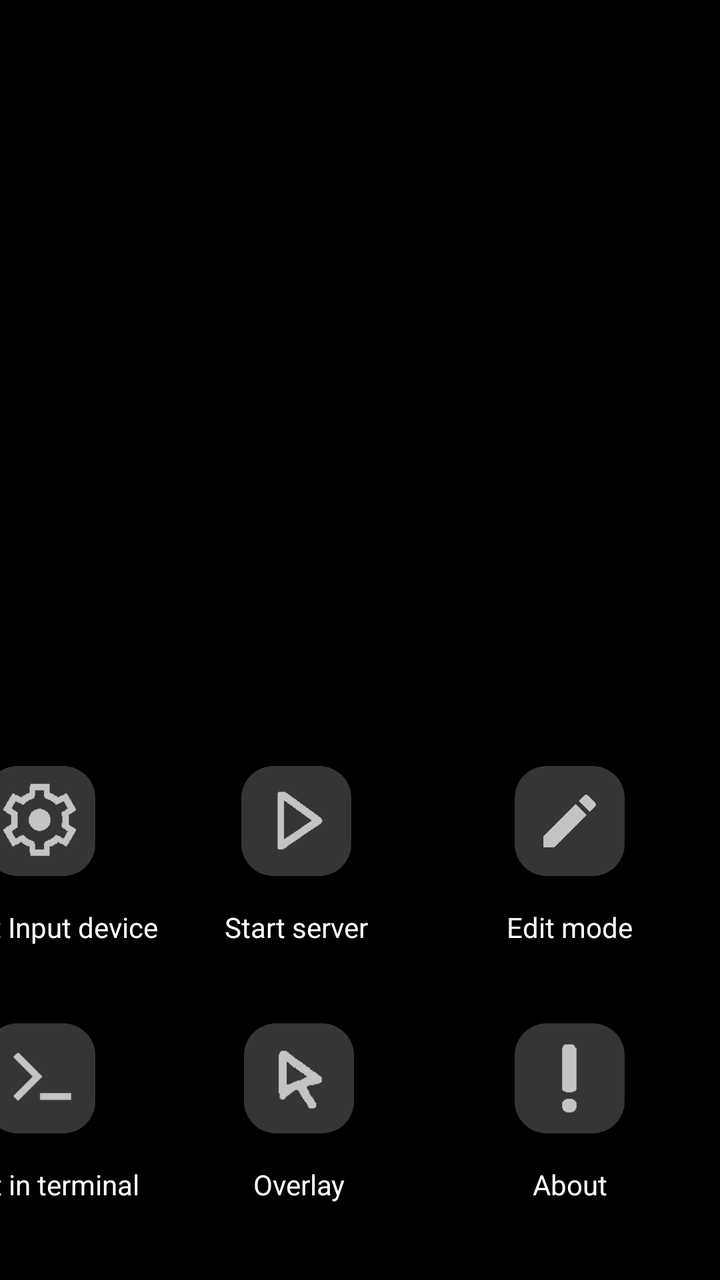
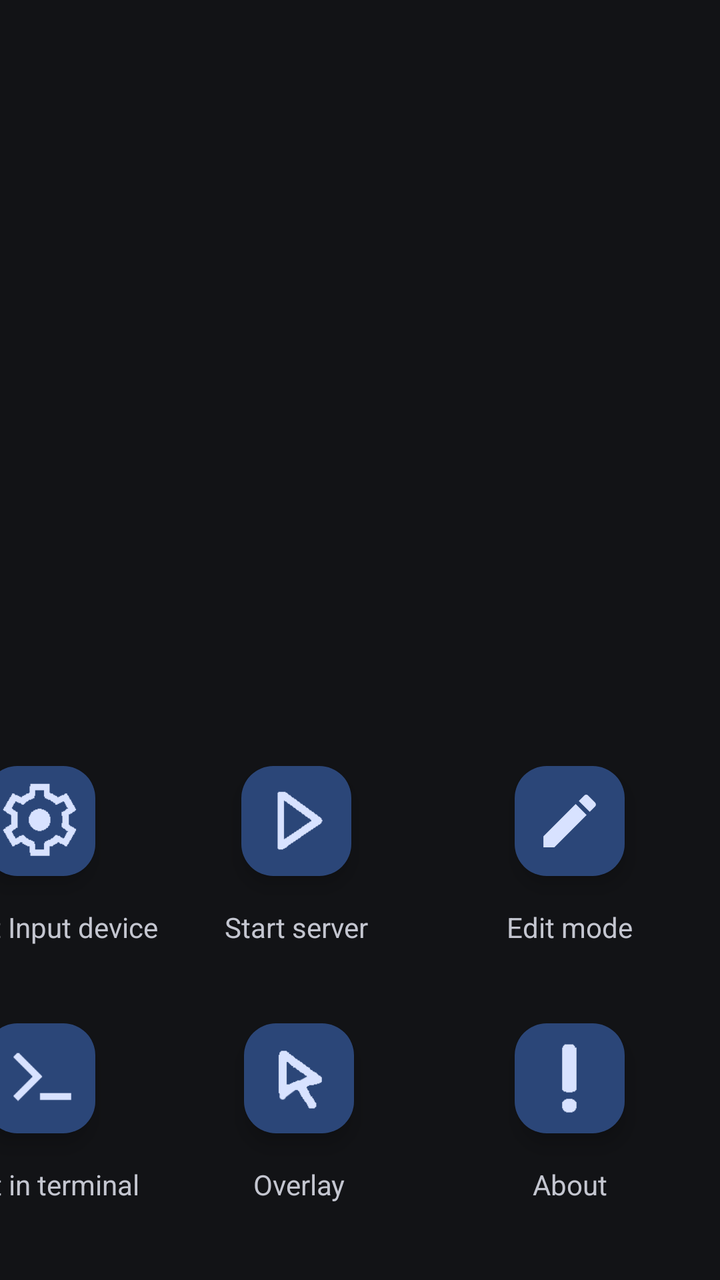

Compare the two renders of this Android layout. The source of the first and the diff that turns it into the second are given below.
<!-- AndroidManifest.xml: application theme Theme.XtMapper -->
<!-- res/layout/activity_main.xml -->
<?xml version="1.0" encoding="utf-8"?>
<androidx.constraintlayout.widget.ConstraintLayout xmlns:android="http://schemas.android.com/apk/res/android"
    xmlns:app="http://schemas.android.com/apk/res-auto"
    xmlns:tools="http://schemas.android.com/tools"
    android:id="@+id/activity_main"
    android:layout_width="match_parent"
    android:layout_height="match_parent"
    android:background="@android:color/background_dark"
    tools:context=".MainActivity"
    tools:ignore="ContentDescription,SpUsage">

    <TextView
        android:id="@+id/cmdview"
        android:layout_width="200dp"
        android:layout_height="0dp"
        android:layout_marginVertical="10dp"
        android:layout_marginEnd="10dp"
        android:gravity="bottom"
        android:textAppearance="@android:style/TextAppearance.Material.Large"
        android:textColor="@color/white"
        android:textSize="16sp"
        app:layout_constraintBottom_toTopOf="@id/constrained"
        app:layout_constraintTop_toTopOf="parent"
        app:layout_constraintRight_toRightOf="@+id/activity_main" />

    <TextView
        android:id="@+id/cmdview2"
        android:layout_width="0dp"
        android:layout_height="0dp"
        android:layout_marginTop="10dp"
        android:layout_marginBottom="5dp"
        android:layout_marginEnd="10dp"
        android:textColor="@color/white"
        android:gravity="bottom"
        android:maxLines="8"
        app:layout_constraintRight_toLeftOf="@+id/cmdview"
        app:layout_constraintBottom_toTopOf="@id/cmdview3"
        app:layout_constraintLeft_toLeftOf="@id/constrained"
        app:layout_constraintTop_toTopOf="parent"/>

    <TextView
        android:id="@+id/cmdview3"
        android:layout_width="0dp"
        android:layout_height="0dp"
        android:layout_marginTop="5dp"
        android:layout_marginBottom="10dp"
        android:layout_marginEnd="10dp"
        android:textColor="@color/white"
        android:gravity="bottom"
        android:maxLines="8"
        app:layout_constraintRight_toLeftOf="@+id/cmdview"
        app:layout_constraintBottom_toTopOf="@id/constrained"
        app:layout_constraintTop_toBottomOf="@id/cmdview2"
        app:layout_constraintLeft_toLeftOf="@id/constrained"/>

    <androidx.constraintlayout.widget.ConstraintLayout
        android:id="@+id/constrained"
        android:layout_width="400dp"
        android:layout_height="257dp"
        app:layout_constraintBottom_toBottomOf="parent"
        app:layout_constraintEnd_toEndOf="parent">

        <androidx.constraintlayout.widget.Barrier
            android:id="@+id/barrierVertical"
            android:layout_width="0dp"
            android:layout_height="0dp"
            android:orientation="vertical"
            app:barrierDirection="right"
            app:constraint_referenced_ids="L1, L2"
            tools:layout_editor_absoluteX="125dp" />

        <androidx.constraintlayout.widget.Barrier
            android:id="@+id/barrierVertical2"
            android:layout_width="0dp"
            android:layout_height="0dp"
            android:orientation="vertical"
            app:barrierDirection="right"
            app:constraint_referenced_ids="R2, L2"
            tools:layout_editor_absoluteX="125dp" />

        <FrameLayout
            android:id="@+id/L1"
            android:layout_width="120dp"
            android:layout_height="90dp"
            android:layout_gravity="bottom|end"
            android:layout_marginEnd="10dp"
            android:layout_marginBottom="128dp"
            app:layout_constraintLeft_toLeftOf="parent">

            <com.google.android.material.floatingactionbutton.FloatingActionButton
                android:id="@+id/config_pointer"
                android:layout_width="wrap_content"
                android:layout_height="wrap_content"
                android:layout_gravity="top|center"
                android:scaleType="centerInside"
                android:src="@drawable/settings"
                app:backgroundTint="@color/grey"
                app:fabCustomSize="55dp"
                app:maxImageSize="40dp"
                app:tint="@color/white2"
                tools:ignore="ContentDescription" />

            <TextView
                android:layout_width="match_parent"
                android:layout_height="wrap_content"
                android:layout_gravity="bottom|center"
                android:elevation="16dp"
                android:text="@string/configure"
                android:textAlignment="center"
                android:textAppearance="?android:attr/textAppearanceMedium"
                android:textColor="@android:color/white"
                android:textSize="14dp" />
        </FrameLayout>


        <FrameLayout
            android:id="@+id/R1"
            android:layout_width="120dp"
            android:layout_height="90dp"
            android:layout_gravity="bottom|end"
            app:layout_constraintHorizontal_bias="0.051"
            app:layout_constraintLeft_toRightOf="@+id/barrierVertical"
            app:layout_constraintRight_toRightOf="parent"
            app:layout_constraintTop_toTopOf="parent">

            <com.google.android.material.floatingactionbutton.FloatingActionButton
                android:id="@+id/startServer"
                android:layout_width="wrap_content"
                android:layout_height="wrap_content"
                android:layout_gravity="top|center"
                android:scaleType="centerInside"
                android:src="@drawable/start"
                app:backgroundTint="@color/grey"
                app:fabCustomSize="55dp"
                app:maxImageSize="40dp"
                app:tint="@color/white2" />

            <TextView
                android:layout_width="wrap_content"
                android:layout_height="wrap_content"
                android:layout_gravity="bottom|center"
                android:elevation="16dp"
                android:text="@string/start_server"
                android:textAppearance="?android:attr/textAppearanceMedium"
                android:textColor="@android:color/white"
                android:textSize="14dp" />
        </FrameLayout>

        <androidx.constraintlayout.widget.Barrier
            android:id="@+id/barrier1"
            android:layout_width="0dp"
            android:layout_height="0dp"
            android:orientation="horizontal"
            app:barrierDirection="bottom"
            app:constraint_referenced_ids="L1, R1"
            tools:layout_editor_absoluteY="44dp" />


        <FrameLayout
            android:id="@+id/L2"
            android:layout_width="120dp"
            android:layout_height="90dp"
            android:layout_gravity="bottom|end"
            app:layout_constraintBottom_toBottomOf="parent"
            app:layout_constraintLeft_toLeftOf="parent"
            app:layout_constraintTop_toBottomOf="@id/barrier1">

            <com.google.android.material.floatingactionbutton.FloatingActionButton
                android:id="@+id/startServerM"
                android:layout_width="wrap_content"
                android:layout_height="wrap_content"
                android:layout_gravity="top|center"
                android:scaleType="centerInside"
                android:src="@drawable/terminal"
                app:backgroundTint="@color/grey"
                app:fabCustomSize="55dp"
                app:maxImageSize="40dp"
                app:tint="@color/white2" />

            <TextView
                android:layout_width="wrap_content"
                android:layout_height="wrap_content"
                android:layout_gravity="bottom|center"
                android:elevation="16dp"
                android:text="@string/start_server_manual"
                android:textAppearance="?android:attr/textAppearanceMedium"
                android:textColor="@android:color/white"
                android:textSize="14dp"
                tools:ignore="SpUsage" />
        </FrameLayout>

        <FrameLayout
            android:id="@+id/R2"
            android:layout_width="120dp"
            android:layout_height="90dp"
            android:layout_gravity="bottom|end"
            app:layout_constraintBottom_toBottomOf="parent"
            app:layout_constraintHorizontal_bias="0.058"
            app:layout_constraintLeft_toRightOf="@+id/barrierVertical"
            app:layout_constraintRight_toRightOf="parent"
            app:layout_constraintTop_toBottomOf="@id/barrier1">

            <com.google.android.material.floatingactionbutton.FloatingActionButton
                android:id="@+id/startPointer"
                android:layout_width="wrap_content"
                android:layout_height="wrap_content"
                android:layout_gravity="top|center"
                android:scaleType="centerInside"
                android:src="@drawable/touch_p"
                app:backgroundTint="@color/grey"
                app:fabCustomSize="55dp"
                app:maxImageSize="40dp"
                app:tint="@color/white2" />

            <TextView
                android:layout_width="wrap_content"
                android:layout_height="wrap_content"
                android:layout_gravity="bottom|center"
                android:elevation="16dp"
                android:text="@string/start_touch_pointer"
                android:textAppearance="?android:attr/textAppearanceMedium"
                android:textColor="@android:color/white"
                android:textSize="14dp" />
        </FrameLayout>

        <FrameLayout
            android:id="@+id/R3"
            android:layout_width="120dp"
            android:layout_height="90dp"
            android:layout_gravity="bottom|end"
            app:layout_constraintBottom_toBottomOf="parent"
            app:layout_constraintLeft_toRightOf="@+id/barrierVertical2"
            app:layout_constraintRight_toRightOf="parent"
            app:layout_constraintTop_toBottomOf="@id/barrier1">

            <com.google.android.material.floatingactionbutton.FloatingActionButton
                android:id="@+id/about_button"
                android:layout_width="wrap_content"
                android:layout_height="wrap_content"
                android:layout_gravity="top|center"
                android:scaleType="centerInside"
                android:src="@drawable/about"
                app:backgroundTint="@color/grey"
                app:fabCustomSize="55dp"
                app:maxImageSize="40dp"
                app:tint="@color/white2" />

            <TextView
                android:layout_width="wrap_content"
                android:layout_height="wrap_content"
                android:layout_gravity="bottom|center"
                android:elevation="16dp"
                android:text="@string/about_info"
                android:textAppearance="?android:attr/textAppearanceMedium"
                android:textColor="@android:color/white"
                android:textSize="14dp" />
        </FrameLayout>

        <FrameLayout
            android:id="@+id/L3"
            android:layout_width="120dp"
            android:layout_height="90dp"
            android:layout_gravity="bottom|end"
            app:layout_constraintLeft_toRightOf="@+id/barrierVertical2"
            app:layout_constraintRight_toRightOf="parent"
            app:layout_constraintTop_toTopOf="parent">

            <com.google.android.material.floatingactionbutton.FloatingActionButton
                android:id="@+id/start_editor"
                android:layout_width="wrap_content"
                android:layout_height="wrap_content"
                android:layout_gravity="top|center"
                android:scaleType="centerInside"
                android:src="@drawable/ic_create_white_24dp"
                app:backgroundTint="@color/grey"
                app:fabCustomSize="55dp"
                app:maxImageSize="35dp"
                app:tint="@color/white2" />

            <TextView
                android:layout_width="wrap_content"
                android:layout_height="wrap_content"
                android:layout_gravity="bottom|center"
                android:elevation="16dp"
                android:text="@string/edit_keymap"
                android:textAppearance="?android:attr/textAppearanceMedium"
                android:textColor="@android:color/white"
                android:textSize="14dp" />
        </FrameLayout>

    </androidx.constraintlayout.widget.ConstraintLayout>

</androidx.constraintlayout.widget.ConstraintLayout>
<!-- resources referenced by this layout -->
<resources>
  <color name="grey">#353535</color>
  <color name="white">#FFFFFFFF</color>
  <color name="white2">#c4c4c4</color>
  <!-- drawable about: png bitmap (drawable, 2834 bytes) -->
  <!-- drawable ic_create_white_24dp (drawable) -->
  <vector
      android:tint="#FFFFFF"
      android:viewportHeight="24.0" android:viewportWidth="24.0"
      android:width="24dp" android:height="24dp"
      xmlns:android="http://schemas.android.com/apk/res/android">
      <path android:fillColor="#FFFFFFFF"
          android:pathData="M3,17.25V21h3.75L17.81,9.94l-3.75,-3.75L3,17.25zM20.71,7.04c0.39,-0.39 0.39,-1.02 0,-1.41l-2.34,-2.34c-0.39,-0.39 -1.02,-0.39 -1.41,0l-1.83,1.83 3.75,3.75 1.83,-1.83z"/>
  </vector>
  <!-- drawable settings: png bitmap (drawable, 6008 bytes) -->
  <!-- drawable start: png bitmap (drawable, 13620 bytes) -->
  <!-- drawable terminal: png bitmap (drawable, 654 bytes) -->
  <!-- drawable touch_p: png bitmap (drawable, 21286 bytes) -->
  <string name="about_info">About</string>
  <string name="configure">Select Input device</string>
  <string name="edit_keymap">Edit mode</string>
  <string name="start_server">Start server</string>
  <string name="start_server_manual">Start in terminal</string>
  <string name="start_touch_pointer">Overlay</string>
  <style name="Theme.XtMapper" parent="Theme.Material3.DynamicColors.Dark">
          
          <item name="colorPrimary">@color/purple_500</item>
          <item name="colorPrimaryVariant">@color/purple_700</item>
          <item name="colorOnPrimary">@color/white</item>
          
          <item name="colorSecondary">@color/teal_200</item>
          <item name="colorSecondaryVariant">@color/teal_700</item>
          <item name="colorOnSecondary">@color/black</item>
          
          <item name="android:statusBarColor">?attr/colorPrimaryVariant</item>
          
  
  
      </style>
  <color name="purple_500">#FF6200EE</color>
  <color name="purple_700">#FF3700B3</color>
  <color name="teal_200">#FF03DAC5</color>
  <color name="teal_700">#FF018786</color>
  <color name="black">#FF000000</color>
</resources>

<!-- the commit's change to res/layout/activity_main.xml (unified diff, before → after) -->
@@ -5,7 +5,6 @@
     android:id="@+id/activity_main"
     android:layout_width="match_parent"
     android:layout_height="match_parent"
-    android:background="@android:color/background_dark"
     tools:context=".MainActivity"
     tools:ignore="ContentDescription,SpUsage">
 
@@ -17,41 +16,38 @@
         android:layout_marginEnd="10dp"
         android:gravity="bottom"
         android:textAppearance="@android:style/TextAppearance.Material.Large"
-        android:textColor="@color/white"
         android:textSize="16sp"
         app:layout_constraintBottom_toTopOf="@id/constrained"
-        app:layout_constraintTop_toTopOf="parent"
-        app:layout_constraintRight_toRightOf="@+id/activity_main" />
+        app:layout_constraintRight_toRightOf="@+id/activity_main"
+        app:layout_constraintTop_toTopOf="parent" />
 
     <TextView
         android:id="@+id/cmdview2"
         android:layout_width="0dp"
         android:layout_height="0dp"
         android:layout_marginTop="10dp"
+        android:layout_marginEnd="10dp"
         android:layout_marginBottom="5dp"
-        android:layout_marginEnd="10dp"
-        android:textColor="@color/white"
         android:gravity="bottom"
         android:maxLines="8"
-        app:layout_constraintRight_toLeftOf="@+id/cmdview"
         app:layout_constraintBottom_toTopOf="@id/cmdview3"
         app:layout_constraintLeft_toLeftOf="@id/constrained"
-        app:layout_constraintTop_toTopOf="parent"/>
+        app:layout_constraintRight_toLeftOf="@+id/cmdview"
+        app:layout_constraintTop_toTopOf="parent" />
 
     <TextView
         android:id="@+id/cmdview3"
         android:layout_width="0dp"
         android:layout_height="0dp"
         android:layout_marginTop="5dp"
+        android:layout_marginEnd="10dp"
         android:layout_marginBottom="10dp"
-        android:layout_marginEnd="10dp"
-        android:textColor="@color/white"
         android:gravity="bottom"
         android:maxLines="8"
+        app:layout_constraintBottom_toTopOf="@id/constrained"
+        app:layout_constraintLeft_toLeftOf="@id/constrained"
         app:layout_constraintRight_toLeftOf="@+id/cmdview"
-        app:layout_constraintBottom_toTopOf="@id/constrained"
-        app:layout_constraintTop_toBottomOf="@id/cmdview2"
-        app:layout_constraintLeft_toLeftOf="@id/constrained"/>
+        app:layout_constraintTop_toBottomOf="@id/cmdview2" />
 
     <androidx.constraintlayout.widget.ConstraintLayout
         android:id="@+id/constrained"
@@ -94,10 +90,8 @@
                 android:layout_gravity="top|center"
                 android:scaleType="centerInside"
                 android:src="@drawable/settings"
-                app:backgroundTint="@color/grey"
                 app:fabCustomSize="55dp"
                 app:maxImageSize="40dp"
-                app:tint="@color/white2"
                 tools:ignore="ContentDescription" />
 
             <TextView
@@ -108,7 +102,6 @@
                 android:text="@string/configure"
                 android:textAlignment="center"
                 android:textAppearance="?android:attr/textAppearanceMedium"
-                android:textColor="@android:color/white"
                 android:textSize="14dp" />
         </FrameLayout>
 
@@ -130,10 +123,8 @@
                 android:layout_gravity="top|center"
                 android:scaleType="centerInside"
                 android:src="@drawable/start"
-                app:backgroundTint="@color/grey"
-                app:fabCustomSize="55dp"
-                app:maxImageSize="40dp"
-                app:tint="@color/white2" />
+                app:fabCustomSize="55dp"
+                app:maxImageSize="40dp"/>
 
             <TextView
                 android:layout_width="wrap_content"
@@ -142,7 +133,6 @@
                 android:elevation="16dp"
                 android:text="@string/start_server"
                 android:textAppearance="?android:attr/textAppearanceMedium"
-                android:textColor="@android:color/white"
                 android:textSize="14dp" />
         </FrameLayout>
 
@@ -172,10 +162,8 @@
                 android:layout_gravity="top|center"
                 android:scaleType="centerInside"
                 android:src="@drawable/terminal"
-                app:backgroundTint="@color/grey"
-                app:fabCustomSize="55dp"
-                app:maxImageSize="40dp"
-                app:tint="@color/white2" />
+                app:fabCustomSize="55dp"
+                app:maxImageSize="40dp"/>
 
             <TextView
                 android:layout_width="wrap_content"
@@ -184,7 +172,6 @@
                 android:elevation="16dp"
                 android:text="@string/start_server_manual"
                 android:textAppearance="?android:attr/textAppearanceMedium"
-                android:textColor="@android:color/white"
                 android:textSize="14dp"
                 tools:ignore="SpUsage" />
         </FrameLayout>
@@ -207,10 +194,8 @@
                 android:layout_gravity="top|center"
                 android:scaleType="centerInside"
                 android:src="@drawable/touch_p"
-                app:backgroundTint="@color/grey"
-                app:fabCustomSize="55dp"
-                app:maxImageSize="40dp"
-                app:tint="@color/white2" />
+                app:fabCustomSize="55dp"
+                app:maxImageSize="40dp"/>
 
             <TextView
                 android:layout_width="wrap_content"
@@ -219,7 +204,6 @@
                 android:elevation="16dp"
                 android:text="@string/start_touch_pointer"
                 android:textAppearance="?android:attr/textAppearanceMedium"
-                android:textColor="@android:color/white"
                 android:textSize="14dp" />
         </FrameLayout>
 
@@ -240,10 +224,8 @@
                 android:layout_gravity="top|center"
                 android:scaleType="centerInside"
                 android:src="@drawable/about"
-                app:backgroundTint="@color/grey"
-                app:fabCustomSize="55dp"
-                app:maxImageSize="40dp"
-                app:tint="@color/white2" />
+                app:fabCustomSize="55dp"
+                app:maxImageSize="40dp"/>
 
             <TextView
                 android:layout_width="wrap_content"
@@ -252,7 +234,6 @@
                 android:elevation="16dp"
                 android:text="@string/about_info"
                 android:textAppearance="?android:attr/textAppearanceMedium"
-                android:textColor="@android:color/white"
                 android:textSize="14dp" />
         </FrameLayout>
 
@@ -272,10 +253,8 @@
                 android:layout_gravity="top|center"
                 android:scaleType="centerInside"
                 android:src="@drawable/ic_create_white_24dp"
-                app:backgroundTint="@color/grey"
-                app:fabCustomSize="55dp"
-                app:maxImageSize="35dp"
-                app:tint="@color/white2" />
+                app:fabCustomSize="55dp"
+                app:maxImageSize="35dp"/>
 
             <TextView
                 android:layout_width="wrap_content"
@@ -284,7 +263,6 @@
                 android:elevation="16dp"
                 android:text="@string/edit_keymap"
                 android:textAppearance="?android:attr/textAppearanceMedium"
-                android:textColor="@android:color/white"
                 android:textSize="14dp" />
         </FrameLayout>
 
<!-- resource entries referenced after the edit -->
@@ -1,8 +1,6 @@
 <!-- resources referenced by this layout -->
 <resources>
-  <color name="grey">#353535</color>
   <color name="white">#FFFFFFFF</color>
-  <color name="white2">#c4c4c4</color>
   <!-- drawable about: png bitmap (drawable, 2834 bytes) -->
   <!-- drawable ic_create_white_24dp (drawable) -->
   <vector
